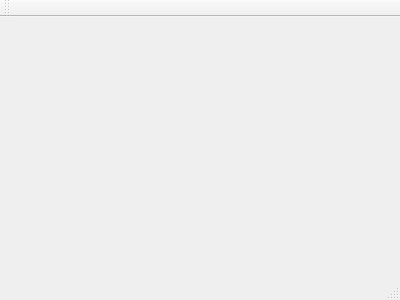
Before: the Qt Designer form mainwindow.ui in artempal/gauss, drawn with Qt 5.
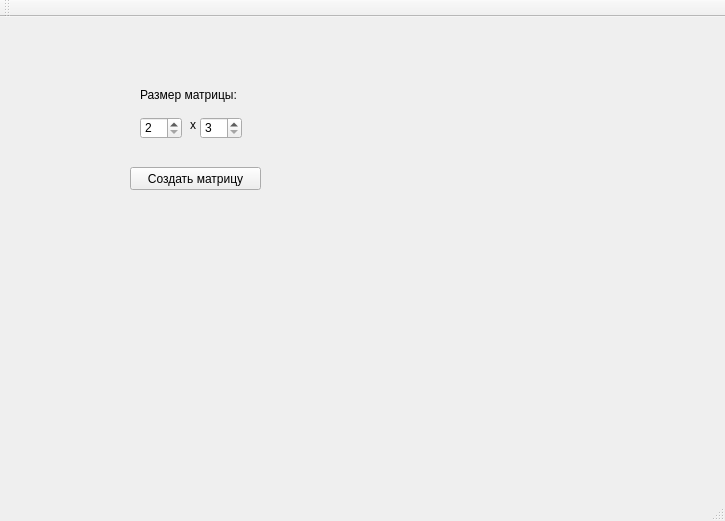
After: the same form once the commit is applied.

Commit message: каркас приложения

```diff
--- a/mainwindow.ui
+++ b/mainwindow.ui
@@ -1,24 +1,175 @@
 <ui version="4.0">
  <class>MainWindow</class>
- <widget class="QMainWindow" name="MainWindow" >
-  <property name="geometry" >
+ <widget class="QMainWindow" name="MainWindow">
+  <property name="geometry">
    <rect>
     <x>0</x>
     <y>0</y>
-    <width>400</width>
-    <height>300</height>
+    <width>725</width>
+    <height>521</height>
    </rect>
   </property>
   <property name="windowTitle" >
    <string>MainWindow</string>
   </property>
-  <widget class="QMenuBar" name="menuBar" />
-  <widget class="QToolBar" name="mainToolBar" />
-  <widget class="QWidget" name="centralWidget" />
-  <widget class="QStatusBar" name="statusBar" />
+  <widget class="QWidget" name="centralWidget">
+   <widget class="QStackedWidget" name="stackedWidget">
+    <property name="geometry">
+     <rect>
+      <x>20</x>
+      <y>20</y>
+      <width>661</width>
+      <height>431</height>
+     </rect>
+    </property>
+    <property name="currentIndex">
+     <number>0</number>
+    </property>
+    <widget class="QWidget" name="start_page">
+     <widget class="QSpinBox" name="row">
+      <property name="geometry">
+       <rect>
+        <x>120</x>
+        <y>80</y>
+        <width>42</width>
+        <height>22</height>
+       </rect>
+      </property>
+      <property name="minimum">
+       <number>2</number>
+      </property>
+      <property name="maximum">
+       <number>100</number>
+      </property>
+     </widget>
+     <widget class="QSpinBox" name="col">
+      <property name="geometry">
+       <rect>
+        <x>180</x>
+        <y>80</y>
+        <width>42</width>
+        <height>22</height>
+       </rect>
+      </property>
+      <property name="minimum">
+       <number>3</number>
+      </property>
+      <property name="maximum">
+       <number>101</number>
+      </property>
+     </widget>
+     <widget class="QLabel" name="label">
+      <property name="geometry">
+       <rect>
+        <x>120</x>
+        <y>50</y>
+        <width>161</width>
+        <height>16</height>
+       </rect>
+      </property>
+      <property name="text">
+       <string>Размер матрицы:</string>
+      </property>
+     </widget>
+     <widget class="QLabel" name="label_2">
+      <property name="geometry">
+       <rect>
+        <x>170</x>
+        <y>80</y>
+        <width>16</width>
+        <height>16</height>
+       </rect>
+      </property>
+      <property name="text">
+       <string>x</string>
+      </property>
+     </widget>
+     <widget class="QPushButton" name="create_btn">
+      <property name="geometry">
+       <rect>
+        <x>110</x>
+        <y>130</y>
+        <width>131</width>
+        <height>23</height>
+       </rect>
+      </property>
+      <property name="text">
+       <string>Создать матрицу</string>
+      </property>
+     </widget>
+    </widget>
+    <widget class="QWidget" name="matrix_page">
+     <widget class="QTableWidget" name="tableWidget">
+      <property name="geometry">
+       <rect>
+        <x>30</x>
+        <y>30</y>
+        <width>601</width>
+        <height>351</height>
+       </rect>
+      </property>
+      <attribute name="horizontalHeaderVisible">
+       <bool>false</bool>
+      </attribute>
+      <attribute name="verticalHeaderVisible">
+       <bool>false</bool>
+      </attribute>
+     </widget>
+     <widget class="QPushButton" name="consider_btn">
+      <property name="geometry">
+       <rect>
+        <x>520</x>
+        <y>390</y>
+        <width>75</width>
+        <height>23</height>
+       </rect>
+      </property>
+      <property name="text">
+       <string>Считать</string>
+      </property>
+     </widget>
+    </widget>
+    <widget class="QWidget" name="answer_page">
+     <widget class="QLabel" name="result">
+      <property name="geometry">
+       <rect>
+        <x>150</x>
+        <y>130</y>
+        <width>311</width>
+        <height>131</height>
+       </rect>
+      </property>
+      <property name="text">
+       <string>Ответ</string>
+      </property>
+      <property name="wordWrap">
+       <bool>true</bool>
+      </property>
+     </widget>
+    </widget>
+   </widget>
+  </widget>
+  <widget class="QMenuBar" name="menuBar">
+   <property name="geometry">
+    <rect>
+     <x>0</x>
+     <y>0</y>
+     <width>725</width>
+     <height>21</height>
+    </rect>
+   </property>
+  </widget>
+  <widget class="QToolBar" name="mainToolBar">
+   <attribute name="toolBarArea">
+    <enum>TopToolBarArea</enum>
+   </attribute>
+   <attribute name="toolBarBreak">
+    <bool>false</bool>
+   </attribute>
+  </widget>
+  <widget class="QStatusBar" name="statusBar"/>
  </widget>
- <layoutDefault spacing="6" margin="11" />
- <pixmapfunction></pixmapfunction>
+ <layoutdefault spacing="6" margin="11"/>
  <resources/>
  <connections/>
 </ui>
```
Left out of the diff: 3 changed lines with no effect on the pictures. The commit also changes 2 other files.
